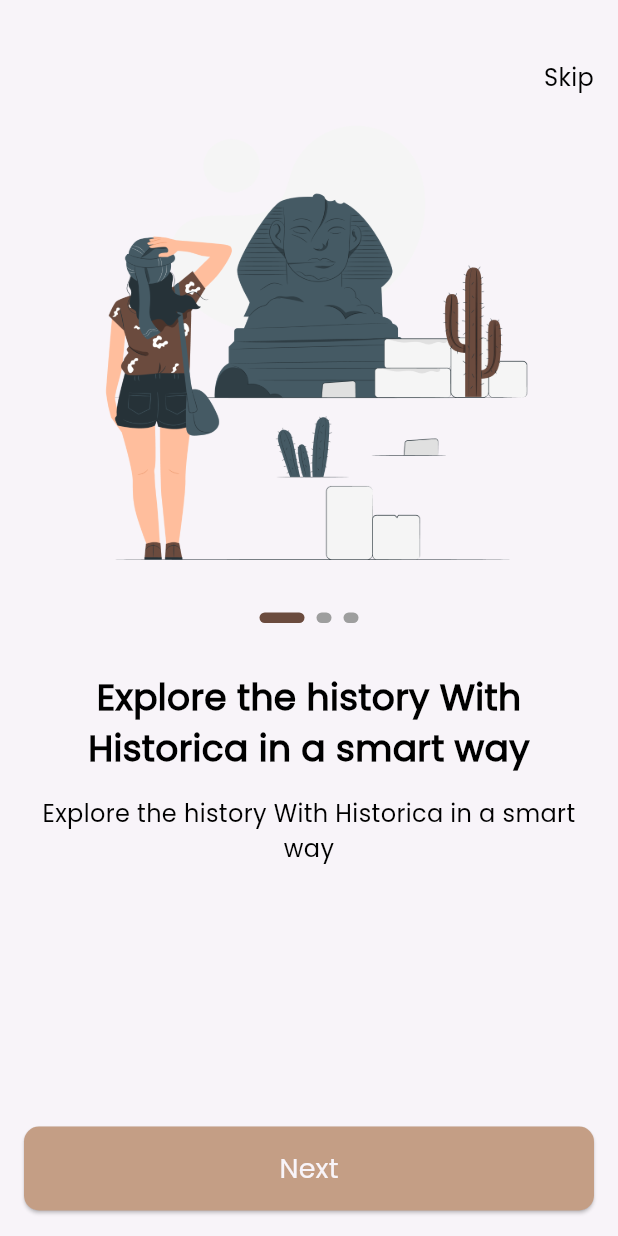
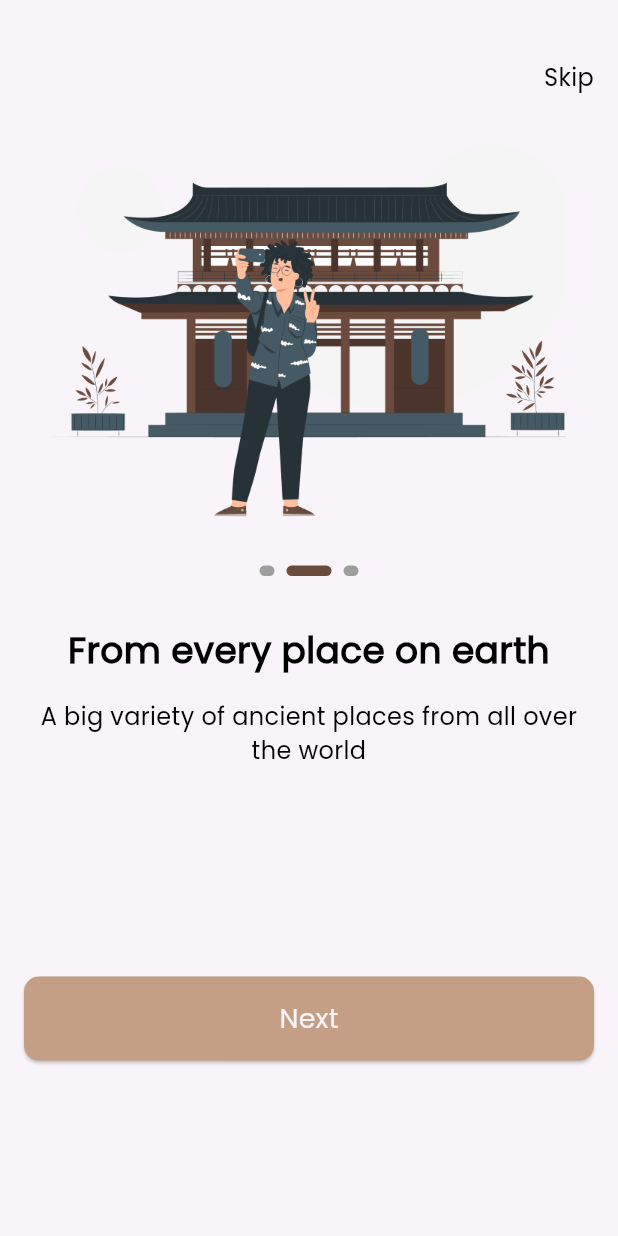
Before and after one commit to EyadHany30/Historica, a Flutter app: the screen it shows after launch, after a tap on "Next", on a phone screen of 412 x 824 dp. Run offline on Flutter 3.47's test engine with Material 3 defaults, Android fonts, the light colour scheme and no system bars; drawn by our look-alikes of smooth_page_indicator; our stand-ins replace go_router.

Commit message:
Onboarding_finished

```diff
--- a/lib/core/functions/navigation.dart
+++ b/lib/core/functions/navigation.dart
@@ -3,3 +3,7 @@ import 'package:go_router/go_router.dart';
 void customNavigate(context, String path) {
   GoRouter.of(context).push(path);
 }
+
+void customReplacementNavigate(context, String path) {
+  GoRouter.of(context).pushReplacement(path);
+}
--- a/lib/core/routes/app_router.dart
+++ b/lib/core/routes/app_router.dart
@@ -1,4 +1,6 @@
 import 'package:go_router/go_router.dart';
+import 'package:historica/features/auth/persentation/views/sign_in.dart';
+import 'package:historica/features/auth/persentation/views/sign_up.dart';
 import 'package:historica/features/on_boarding/presentation/view/on_boarding_view.dart';
 import 'package:historica/features/splash/presentation/views/splash_view.dart';
 
@@ -11,4 +13,12 @@ final GoRouter router = GoRouter(routes: [
     path: "/onBoarding",
     builder: (context, state) => const OnBoardingView(),
   ),
+  GoRoute(
+    path: "/signUp",
+    builder: (context, state) => const SignUpView(),
+  ),
+  GoRoute(
+    path: "/signIn",
+    builder: (context, state) => const SignInView(),
+  ),
 ]);
--- a/lib/core/widgets/custom_btn.dart
+++ b/lib/core/widgets/custom_btn.dart
@@ -3,16 +3,17 @@ import 'package:historica/core/utils/app_colors.dart';
 import 'package:historica/core/utils/app_text_styles.dart';
 
 class CustomBtn extends StatelessWidget {
-  const CustomBtn({super.key, this.color, required this.text});
+  const CustomBtn({super.key, this.color, required this.text, this.onPressed});
   final Color? color;
   final String text;
+  final VoidCallback? onPressed;
   @override
   Widget build(BuildContext context) {
     return SizedBox(
       width: double.infinity,
       height: 56,
       child: ElevatedButton(
-        onPressed: () {},
+        onPressed: onPressed,
         style: ElevatedButton.styleFrom(
             backgroundColor: color ?? AppColors.primaryColor,
             shape: RoundedRectangleBorder(
--- /dev/null
+++ b/lib/features/auth/persentation/views/sign_in.dart
@@ -0,0 +1,10 @@
+import 'package:flutter/material.dart';
+
+class SignInView extends StatelessWidget {
+  const SignInView({super.key});
+
+  @override
+  Widget build(BuildContext context) {
+    return const Scaffold();
+  }
+}
--- /dev/null
+++ b/lib/features/auth/persentation/views/sign_up.dart
@@ -0,0 +1,10 @@
+import 'package:flutter/material.dart';
+
+class SignUpView extends StatelessWidget {
+  const SignUpView({super.key});
+
+  @override
+  Widget build(BuildContext context) {
+    return const Scaffold();
+  }
+}
--- /dev/null
+++ b/lib/features/on_boarding/data/models/on_boarding_model.dart
@@ -0,0 +1,33 @@
+import 'package:historica/core/utils/app_assets.dart';
+
+class OnBoardingModel {
+  final String imagePath;
+  final String title;
+  final String subTitle;
+
+  OnBoardingModel({
+    required this.imagePath,
+    required this.title,
+    required this.subTitle,
+  });
+}
+
+List<OnBoardingModel> OnBoardingData = [
+  OnBoardingModel(
+    imagePath: Assets.assetsImagesOnBoarding1,
+    title: "Explore The history with Historica in a smart way",
+    subTitle:
+        "Using our app’s history libraries you can find many historical periods",
+  ),
+  OnBoardingModel(
+    imagePath: Assets.assetsImagesOnBoarding2,
+    title: "From every place on earth",
+    subTitle: "A big variety of ancient places from all over the world",
+  ),
+  OnBoardingModel(
+    imagePath: Assets.assetsImagesOnBoarding,
+    title: "Using modern AI technology for better user experience",
+    subTitle:
+        "AI provide recommendations and helps you to continue the search journey",
+  ),
+];
--- a/lib/features/on_boarding/presentation/view/on_boarding_view.dart
+++ b/lib/features/on_boarding/presentation/view/on_boarding_view.dart
@@ -1,32 +1,54 @@
 import 'package:flutter/material.dart';
-import 'package:flutter/widgets.dart';
-import 'package:historica/core/utils/app_strings.dart';
-import 'package:historica/core/widgets/custom_btn.dart';
+import 'package:historica/core/functions/navigation.dart';
 import 'package:historica/features/on_boarding/presentation/view/widget/custom_nav_bar.dart';
+import 'package:historica/features/on_boarding/presentation/view/widget/get_buttons.dart';
 import 'package:historica/features/on_boarding/presentation/view/widget/on_boarding_body_widget.dart';
 
-class OnBoardingView extends StatelessWidget {
+class OnBoardingView extends StatefulWidget {
   const OnBoardingView({super.key});
 
+  @override
+  State<OnBoardingView> createState() => _OnBoardingViewState();
+}
+
+class _OnBoardingViewState extends State<OnBoardingView> {
+  final PageController _controller = PageController(initialPage: 0);
+  int currentIndex = 0;
   @override
   Widget build(BuildContext context) {
     return SafeArea(
       child: Scaffold(
         body: Padding(
           padding: const EdgeInsets.symmetric(horizontal: 16.0),
-          child: Column(
+          child: ListView(
+            physics: const BouncingScrollPhysics(),
             children: [
               const SizedBox(
                 height: 40,
               ),
-              const CustomNavBar(),
-              OnBoardingWidgetBody(),
-              const CustomBtn(
-                text: AppStrings.next,
+              CustomNavBar(
+                onTab: () {
+                  customReplacementNavigate(context, "/signUp");
+                },
+              ),
+              OnBoardingWidgetBody(
+                onPageChanged: (index) {
+                  setState(() {
+                    currentIndex = index;
+                  });
+                },
+                controller: _controller,
+              ),
+              const SizedBox(
+                height: 88,
+              ),
+              GetButtons(
+                currentIndex: currentIndex,
+                controller: _controller,
               ),
               const SizedBox(
                 height: 17,
-              )
+              ),
             ],
           ),
         ),
--- a/lib/features/on_boarding/presentation/view/widget/custom_nav_bar.dart
+++ b/lib/features/on_boarding/presentation/view/widget/custom_nav_bar.dart
@@ -3,16 +3,19 @@ import 'package:historica/core/utils/app_strings.dart';
 import 'package:historica/core/utils/app_text_styles.dart';
 
 class CustomNavBar extends StatelessWidget {
-  const CustomNavBar({super.key});
-
+  const CustomNavBar({super.key, required this.onTab});
+  final VoidCallback onTab;
   @override
   Widget build(BuildContext context) {
     return Align(
       alignment: Alignment.centerRight,
-      child: Text(
-        AppStrings.skip,
-        style: CustomTextStyles.poppins300style16
-            .copyWith(fontWeight: FontWeight.w400),
+      child: GestureDetector(
+        onTap: onTab,
+        child: Text(
+          AppStrings.skip,
+          style: CustomTextStyles.poppins300style16
+              .copyWith(fontWeight: FontWeight.w400),
+        ),
       ),
     );
   }
--- /dev/null
+++ b/lib/features/on_boarding/presentation/view/widget/get_buttons.dart
@@ -0,0 +1,51 @@
+import 'package:flutter/material.dart';
+import 'package:historica/core/functions/navigation.dart';
+import 'package:historica/core/utils/app_strings.dart';
+import 'package:historica/core/utils/app_text_styles.dart';
+import 'package:historica/core/widgets/custom_btn.dart';
+import 'package:historica/features/on_boarding/data/models/on_boarding_model.dart';
+
+class GetButtons extends StatelessWidget {
+  const GetButtons(
+      {super.key, required this.currentIndex, required this.controller});
+  final int currentIndex;
+  final PageController controller;
+  @override
+  Widget build(BuildContext context) {
+    if (currentIndex == OnBoardingData.length - 1) {
+      return Column(
+        children: [
+          CustomBtn(
+            text: AppStrings.createAccount,
+            onPressed: () {
+              customReplacementNavigate(context, "/signUp");
+            },
+          ),
+          const SizedBox(
+            height: 16,
+          ),
+          GestureDetector(
+            onTap: () {
+              customReplacementNavigate(context, "/signIn");
+            },
+            child: Text(
+              AppStrings.loginNow,
+              style: CustomTextStyles.poppins300style16
+                  .copyWith(fontWeight: FontWeight.w400),
+            ),
+          ),
+        ],
+      );
+    } else {
+      return CustomBtn(
+        text: AppStrings.next,
+        onPressed: () {
+          controller.nextPage(
+            duration: const Duration(microseconds: 100),
+            curve: Curves.bounceIn,
+          );
+        },
+      );
+    }
+  }
+}
--- a/lib/features/on_boarding/presentation/view/widget/on_boarding_body_widget.dart
+++ b/lib/features/on_boarding/presentation/view/widget/on_boarding_body_widget.dart
@@ -1,39 +1,54 @@
 import 'package:flutter/material.dart';
-import 'package:historica/core/utils/app_assets.dart';
 import 'package:historica/core/utils/app_text_styles.dart';
+import 'package:historica/features/on_boarding/data/models/on_boarding_model.dart';
 import 'package:historica/features/on_boarding/presentation/view/widget/custom_smooth_page_controller_widget.dart';
 
 class OnBoardingWidgetBody extends StatelessWidget {
-  OnBoardingWidgetBody({super.key});
-  final PageController _controller = PageController();
+  const OnBoardingWidgetBody(
+      {super.key, required this.controller, this.onPageChanged});
+  final PageController controller;
+  final Function(int)? onPageChanged;
   @override
   Widget build(BuildContext context) {
-    return Expanded(
+    return SizedBox(
+      height: 500,
       child: PageView.builder(
-          controller: _controller,
-          itemCount: 3,
+          onPageChanged: onPageChanged,
+          physics: const BouncingScrollPhysics(),
+          controller: controller,
+          itemCount: OnBoardingData.length,
           itemBuilder: (context, index) {
             return Column(
               children: [
-                Image.asset(Assets.assetsImagesOnBoarding1),
+                Container(
+                  height: 290,
+                  width: 343,
+                  decoration: BoxDecoration(
+                      image: DecorationImage(
+                    image: AssetImage(OnBoardingData[index].imagePath),
+                    fit: BoxFit.fill,
+                  )),
+                ),
                 const SizedBox(
                   height: 24,
                 ),
-                CustomSmoothPageIndiator(controller: _controller),
+                CustomSmoothPageIndiator(controller: controller),
                 const SizedBox(
                   height: 32,
                 ),
                 Text(
-                  "Explore the history With Historica in a smart way",
+                  OnBoardingData[index].title,
                   style: CustomTextStyles.poppins500style24
                       .copyWith(fontWeight: FontWeight.bold),
                   textAlign: TextAlign.center,
+                  maxLines: 2,
+                  overflow: TextOverflow.ellipsis,
                 ),
                 const SizedBox(
                   height: 16,
                 ),
                 Text(
-                  "Explore the history With Historica in a smart way",
+                  OnBoardingData[index].subTitle,
                   style: CustomTextStyles.poppins300style16,
                   textAlign: TextAlign.center,
                 )
--- a/lib/features/splash/presentation/views/splash_view.dart
+++ b/lib/features/splash/presentation/views/splash_view.dart
@@ -32,6 +32,6 @@ class _SplashView extends State<SplashView> {
 
 void delayedNavigate(context) {
   Future.delayed(const Duration(seconds: 3), () {
-    customNavigate(context, "/onBoarding");
+    customReplacementNavigate(context, "/onBoarding");
   });
 }
```
